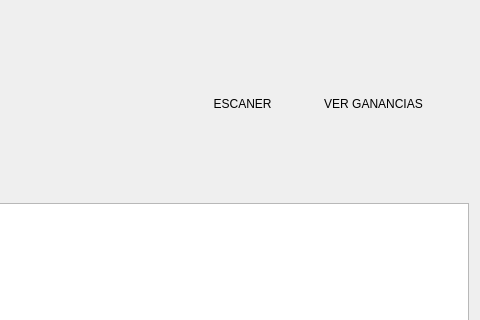
AlejandroMartinez04/Inventory-PlanetMovil, file uifiles/main_windows.ui: the form before one commit; both pictures show x 904 to 1384 and y 0 to 320 of the 1384 by 703 pixel window.
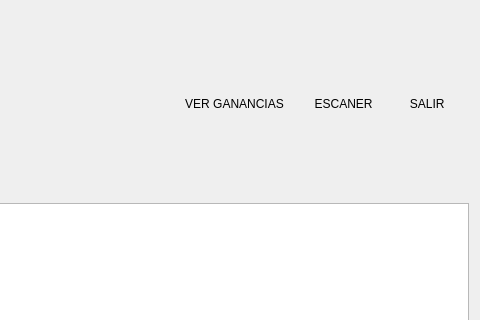
The form after the commit. Icons and pictures are not drawn.

```diff
--- a/uifiles/main_windows.ui
+++ b/uifiles/main_windows.ui
@@ -235,6 +235,82 @@
      <property name="leftMargin">
       <number>350</number>
      </property>
+     <item>
+      <layout class="QVBoxLayout" name="verticalLayout_8">
+       <item>
+        <widget class="QPushButton" name="gananciasButton">
+         <property name="enabled">
+          <bool>true</bool>
+         </property>
+         <property name="sizePolicy">
+          <sizepolicy hsizetype="Fixed" vsizetype="Fixed">
+           <horstretch>0</horstretch>
+           <verstretch>0</verstretch>
+          </sizepolicy>
+         </property>
+         <property name="minimumSize">
+          <size>
+           <width>0</width>
+           <height>80</height>
+          </size>
+         </property>
+         <property name="maximumSize">
+          <size>
+           <width>150</width>
+           <height>16777215</height>
+          </size>
+         </property>
+         <property name="cursor">
+          <cursorShape>PointingHandCursor</cursorShape>
+         </property>
+         <property name="styleSheet">
+          <string notr="true">font: 700 11pt &quot;Segoe UI&quot;;</string>
+         </property>
+         <property name="text">
+          <string/>
+         </property>
+         <property name="icon">
+          <iconset>
+           <normaloff>../assets/newicons/Ganancias.png</normaloff>../assets/newicons/Ganancias.png</iconset>
+         </property>
+         <property name="iconSize">
+          <size>
+           <width>50</width>
+           <height>50</height>
+          </size>
+         </property>
+         <property name="autoDefault">
+          <bool>false</bool>
+         </property>
+         <property name="default">
+          <bool>false</bool>
+         </property>
+         <property name="flat">
+          <bool>true</bool>
+         </property>
+        </widget>
+       </item>
+       <item>
+        <widget class="QLabel" name="label_7">
+         <property name="sizePolicy">
+          <sizepolicy hsizetype="Fixed" vsizetype="Fixed">
+           <horstretch>0</horstretch>
+           <verstretch>0</verstretch>
+          </sizepolicy>
+         </property>
+         <property name="styleSheet">
+          <string notr="true">font: 700 11pt &quot;Segoe UI&quot;;</string>
+         </property>
+         <property name="text">
+          <string>VER GANANCIAS</string>
+         </property>
+         <property name="alignment">
+          <set>Qt::AlignCenter</set>
+         </property>
+        </widget>
+       </item>
+      </layout>
+     </item>
      <item>
       <layout class="QVBoxLayout" name="verticalLayout_6">
        <property name="sizeConstraint">
@@ -326,10 +402,7 @@
         <enum>QLayout::SetFixedSize</enum>
        </property>
        <item>
-        <widget class="QPushButton" name="gananciasButton">
-         <property name="enabled">
-          <bool>true</bool>
-         </property>
+        <widget class="QPushButton" name="pushButton">
          <property name="sizePolicy">
           <sizepolicy hsizetype="Fixed" vsizetype="Fixed">
            <horstretch>0</horstretch>
@@ -351,9 +424,6 @@
          <property name="cursor">
           <cursorShape>PointingHandCursor</cursorShape>
          </property>
-         <property name="styleSheet">
-          <string notr="true">font: 700 11pt &quot;Segoe UI&quot;;</string>
-         </property>
          <property name="text">
           <string/>
          </property>
@@ -367,19 +437,13 @@
            <height>50</height>
           </size>
          </property>
-         <property name="autoDefault">
-          <bool>false</bool>
-         </property>
-         <property name="default">
-          <bool>false</bool>
-         </property>
          <property name="flat">
           <bool>true</bool>
          </property>
         </widget>
        </item>
        <item>
-        <widget class="QLabel" name="label_7">
+        <widget class="QLabel" name="label_13">
          <property name="sizePolicy">
           <sizepolicy hsizetype="Fixed" vsizetype="Fixed">
            <horstretch>0</horstretch>
@@ -390,10 +454,7 @@
           <string notr="true">font: 700 11pt &quot;Segoe UI&quot;;</string>
          </property>
          <property name="text">
-          <string>VER GANANCIAS</string>
-         </property>
-         <property name="alignment">
-          <set>Qt::AlignCenter</set>
+          <string>   SALIR</string>
          </property>
         </widget>
        </item>
```
Left out of the diff: 2 changed lines with no effect on the pictures.
